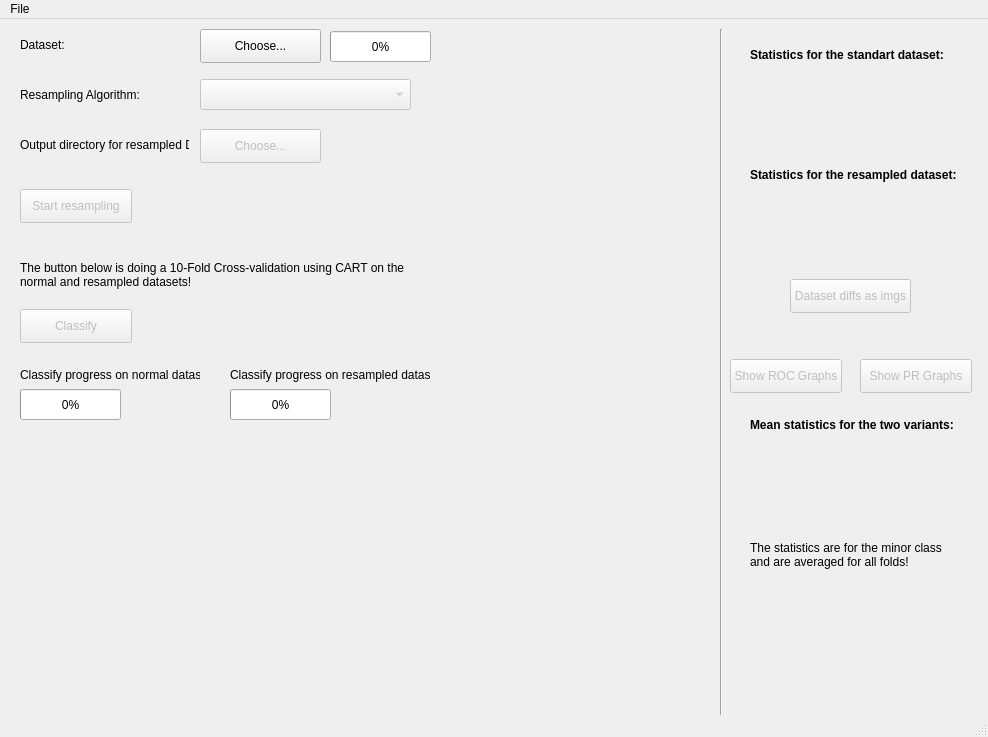
Before: the Qt Designer form main_ui.ui in punkie/resampler_new, drawn with Qt 5.
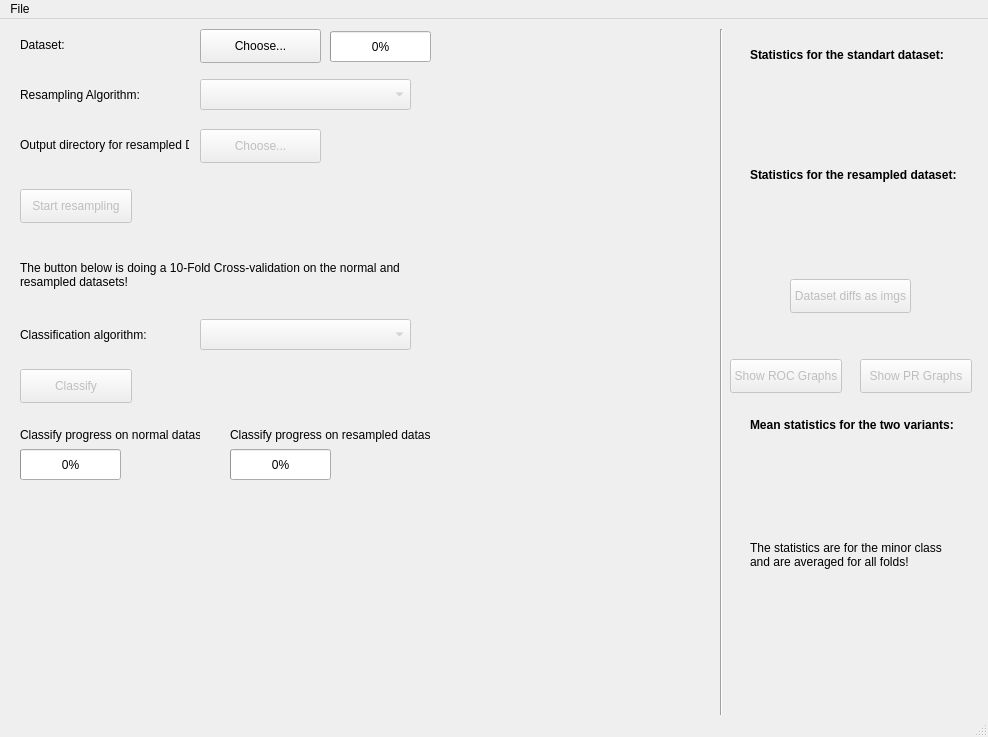
After: the same form once the commit is applied.

```diff
--- a/main_ui.ui
+++ b/main_ui.ui
@@ -269,7 +269,7 @@
     <property name="geometry">
      <rect>
       <x>20</x>
-      <y>290</y>
+      <y>350</y>
       <width>112</width>
       <height>34</height>
      </rect>
@@ -300,7 +300,7 @@
      <string/>
     </property>
     <property name="text">
-     <string>The button below is doing a 10-Fold Cross-validation using CART on the normal and resampled datasets!</string>
+     <string>The button below is doing a 10-Fold Cross-validation on the normal and resampled datasets!</string>
     </property>
     <property name="wordWrap">
      <bool>true</bool>
@@ -310,7 +310,7 @@
     <property name="geometry">
      <rect>
       <x>150</x>
-      <y>290</y>
+      <y>350</y>
       <width>169</width>
       <height>31</height>
      </rect>
@@ -335,7 +335,7 @@
     <property name="geometry">
      <rect>
       <x>20</x>
-      <y>370</y>
+      <y>430</y>
       <width>101</width>
       <height>31</height>
      </rect>
@@ -354,7 +354,7 @@
     <property name="geometry">
      <rect>
       <x>230</x>
-      <y>370</y>
+      <y>430</y>
       <width>101</width>
       <height>31</height>
      </rect>
@@ -370,7 +370,7 @@
     <property name="geometry">
      <rect>
       <x>20</x>
-      <y>340</y>
+      <y>400</y>
       <width>180</width>
       <height>31</height>
      </rect>
@@ -392,7 +392,7 @@
     <property name="geometry">
      <rect>
       <x>230</x>
-      <y>340</y>
+      <y>400</y>
       <width>200</width>
       <height>31</height>
      </rect>
@@ -589,6 +589,41 @@
      <bool>true</bool>
     </property>
    </widget>
+   <widget class="QLabel" name="classAlgorithmLabel">
+    <property name="geometry">
+     <rect>
+      <x>20</x>
+      <y>300</y>
+      <width>169</width>
+      <height>31</height>
+     </rect>
+    </property>
+    <property name="maximumSize">
+     <size>
+      <width>169</width>
+      <height>91</height>
+     </size>
+    </property>
+    <property name="toolTip">
+     <string/>
+    </property>
+    <property name="text">
+     <string>Classification algorithm:</string>
+    </property>
+   </widget>
+   <widget class="QComboBox" name="classAlgorithms">
+    <property name="enabled">
+     <bool>false</bool>
+    </property>
+    <property name="geometry">
+     <rect>
+      <x>200</x>
+      <y>300</y>
+      <width>211</width>
+      <height>31</height>
+     </rect>
+    </property>
+   </widget>
   </widget>
   <widget class="QMenuBar" name="menubar">
    <property name="geometry">
```
